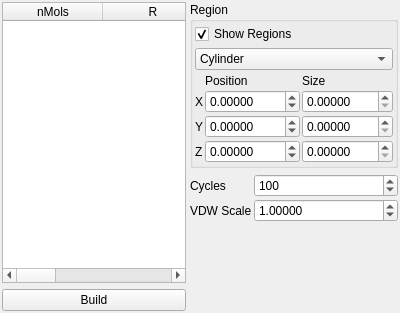
First picture: the form in branches/regui/src/gui/disorder.ui, repository trisyoungs/aten, before the edit.
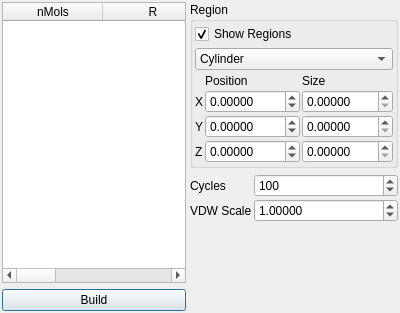
Second picture: the form after the edit.

```diff
--- a/branches/regui/src/gui/disorder.ui
+++ b/branches/regui/src/gui/disorder.ui
@@ -1,6 +1,6 @@
 <ui version="4.0" >
- <class>DisorderWidget</class>
- <widget class="QWidget" name="DisorderWidget" >
+ <class>DisorderDialog</class>
+ <widget class="QDialog" name="DisorderDialog" >
   <property name="geometry" >
    <rect>
     <x>0</x>
```
